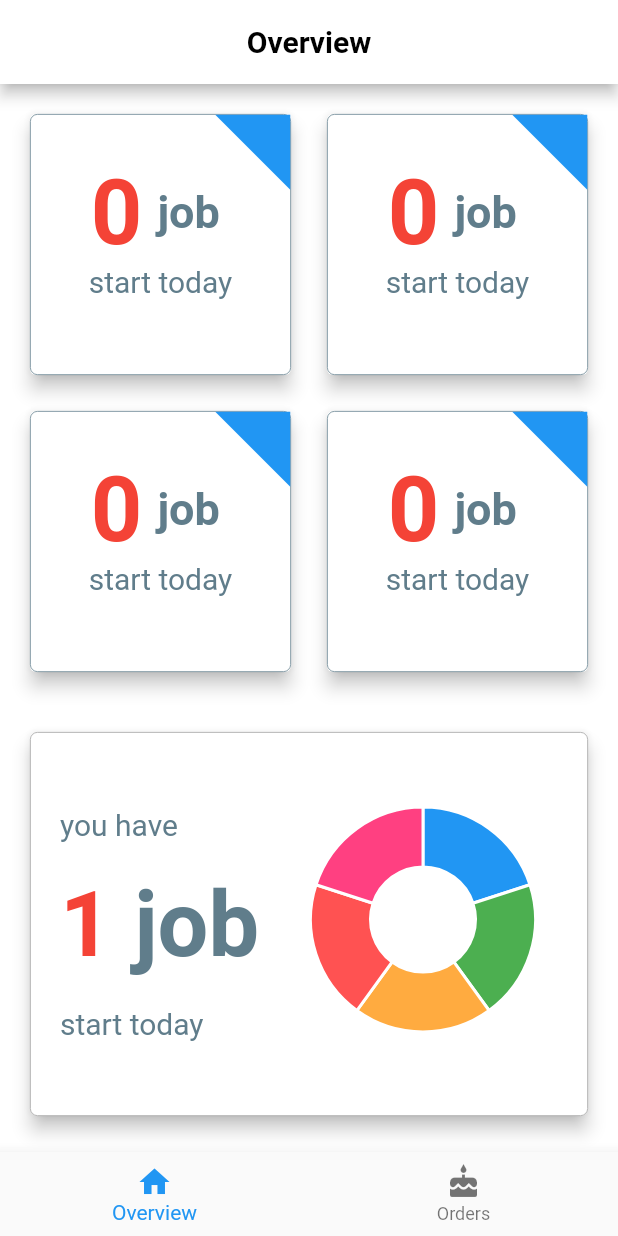
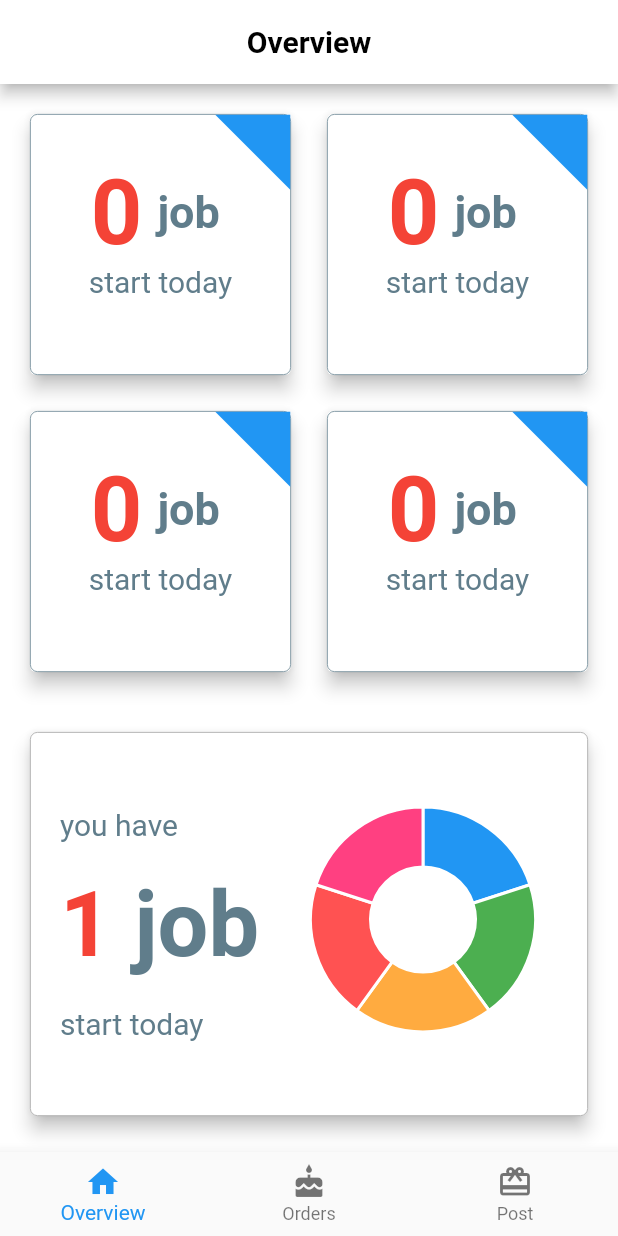
Before and after one commit to chungmktg/flutter, a Flutter app: the HomePage screen opened directly, on a phone screen of 412 x 824 dp. Run offline on Flutter 3.47's test engine with Material 2 defaults, Android fonts, the phone set to English and light mode, and no system bars; our stand-ins replace bloc, charts_flutter, dartz, equatable, flutter_bloc, rxdart and 1 more; accounts and stored records are empty; network calls fail; statements that could not run were skipped.

Commit message:
order list

```diff
--- a/flutter_worker/flutter_app/lib/models/OrderItem.dart
+++ b/flutter_worker/flutter_app/lib/models/OrderItem.dart
@@ -85,7 +85,7 @@ class OrderItem extends Equatable {
   }
 
   static OrderItem fromMap(Map<String, dynamic> map) {
-    if (map == null) return null;
+    // if (map == null) return null;
 
     return OrderItem(
       id: map['id']?.toInt(),
@@ -106,7 +106,7 @@ class OrderItem extends Equatable {
 
   String toJson() => json.encode(toMap());
 
-  static OrderItem fromJson(String source) => fromMap(json.decode(source));
+  factory OrderItem.fromJson(String source) => fromMap(json.decode(source));
 
   @override
   String toString() {
--- a/flutter_worker/flutter_app/lib/models/bottom.dart
+++ b/flutter_worker/flutter_app/lib/models/bottom.dart
@@ -1,4 +1,5 @@
 import 'package:flutter/material.dart';
+import 'package:flutter_app/widgets/demo_paging_post/PostHomePage.dart';
 import 'package:flutter_app/widgets/order/OrdersScreen.dart';
 import 'package:flutter_app/widgets/over_view/overview_worker_screen.dart';
 
@@ -13,5 +14,7 @@ class Destination {
 
 List<Destination> allDestinations = [
   Destination( widget: new OverViewScreen(), title: 'Overview', icon: Icons.home, color: Colors.teal),
-  Destination( widget: new OrderScreen(), title: 'Orders', icon: Icons.cake ,color: Colors.orange),
+  Destination( widget: new OrderScreen(), title: 'Orders', icon: Icons.cake ,color: Colors.teal),
+  Destination( widget: new PostHomePage(), title: 'Post', icon: Icons.card_giftcard ,color: Colors.teal),
+
 ];
--- a/flutter_worker/flutter_app/lib/widgets/order/OrdersScreen.dart
+++ b/flutter_worker/flutter_app/lib/widgets/order/OrdersScreen.dart
@@ -62,7 +62,7 @@ class _OrderScreenState extends State<OrderScreen> {
                 }
                 return ListView.builder(
                   itemBuilder: (BuildContext context, int index){
-                    return index >= state.orderItems.length ? BottomLoader() : OrderWidget(order: state.orderItems[index]);
+                    return index >= state.orderItems.length ?  BottomLoader() : OrderWidget(order: state.orderItems[index]);
                   },
                   itemCount: state.hasReachMax ? state.orderItems.length : state.orderItems.length + 1,
                   controller: _scrollController,
```
Also changed, not shown: flutter_worker/flutter_app/lib/models/BaseResponse.dart (+13 -3 lines), flutter_worker/flutter_app/lib/widgets/order/order_bloc.dart (+12 -7 lines), flutter_worker/flutter_app/lib/widgets/order/order_widget.dart (+2 -6 lines).
